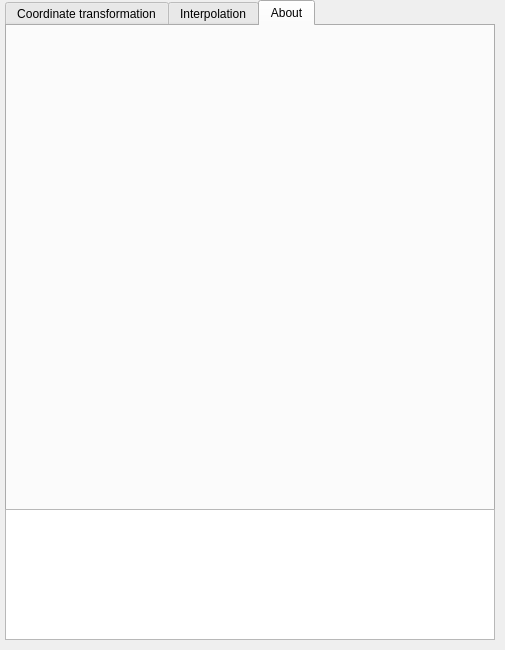
First picture: the form in curvilinear_coordinator_dialog_base.ui, repository zaarcvon/curvicoord, before the edit.
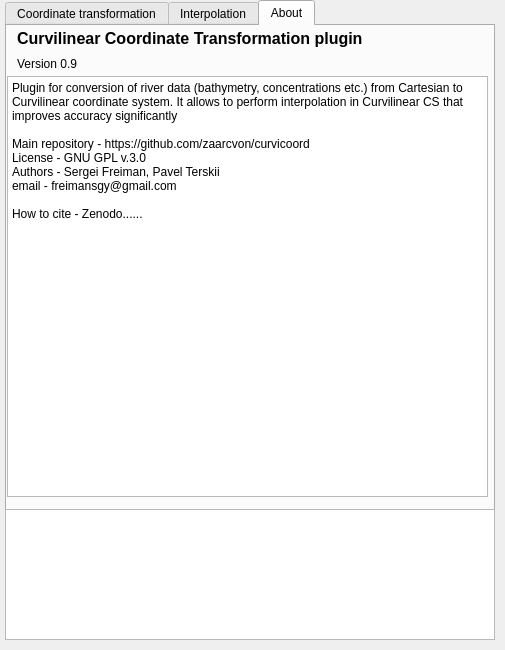
Second picture: the form after the edit. The open tabs and pages were chosen to show the change. Custom widgets are drawn as their Qt base class.

Commit message: Alpha version is ready to test

Diff of the .ui file:
```diff
--- a/curvilinear_coordinator_dialog_base.ui
+++ b/curvilinear_coordinator_dialog_base.ui
@@ -747,6 +747,66 @@
     <attribute name="title">
      <string>About</string>
     </attribute>
+    <widget class="QLabel" name="label">
+     <property name="geometry">
+      <rect>
+       <x>10</x>
+       <y>0</y>
+       <width>391</width>
+       <height>25</height>
+      </rect>
+     </property>
+     <property name="font">
+      <font>
+       <pointsize>12</pointsize>
+       <bold>true</bold>
+      </font>
+     </property>
+     <property name="text">
+      <string>Curvilinear Coordinate Transformation plugin</string>
+     </property>
+    </widget>
+    <widget class="QLabel" name="label_2">
+     <property name="geometry">
+      <rect>
+       <x>10</x>
+       <y>30</y>
+       <width>71</width>
+       <height>16</height>
+      </rect>
+     </property>
+     <property name="text">
+      <string>Version 0.9</string>
+     </property>
+    </widget>
+    <widget class="QTextBrowser" name="textBrowser">
+     <property name="geometry">
+      <rect>
+       <x>0</x>
+       <y>50</y>
+       <width>481</width>
+       <height>421</height>
+      </rect>
+     </property>
+     <property name="html">
+      <string>&lt;!DOCTYPE HTML PUBLIC &quot;-//W3C//DTD HTML 4.0//EN&quot; &quot;http://www.w3.org/TR/REC-html40/strict.dtd&quot;&gt;
+&lt;html&gt;&lt;head&gt;&lt;meta name=&quot;qrichtext&quot; content=&quot;1&quot; /&gt;&lt;meta charset=&quot;utf-8&quot; /&gt;&lt;style type=&quot;text/css&quot;&gt;
+p, li { white-space: pre-wrap; }
+hr { height: 1px; border-width: 0; }
+li.unchecked::marker { content: &quot;\2610&quot;; }
+li.checked::marker { content: &quot;\2612&quot;; }
+&lt;/style&gt;&lt;/head&gt;&lt;body style=&quot; font-family:'Segoe UI'; font-size:9pt; font-weight:400; font-style:normal;&quot;&gt;
+&lt;p style=&quot; margin-top:0px; margin-bottom:0px; margin-left:0px; margin-right:0px; -qt-block-indent:0; text-indent:0px;&quot;&gt;&lt;span style=&quot; font-family:'Verdana','sans-serif'; color:#000000; background-color:#ffffff;&quot;&gt;Plugin for conversion of river data (bathymetry, concentrations etc.) from Cartesian to Curvilinear coordinate system. It allows to perform interpolation in Curvilinear CS that improves accuracy significantly&lt;/span&gt;&lt;/p&gt;
+&lt;p style=&quot;-qt-paragraph-type:empty; margin-top:0px; margin-bottom:0px; margin-left:0px; margin-right:0px; -qt-block-indent:0; text-indent:0px; font-family:'Verdana','sans-serif'; color:#000000;&quot;&gt;&lt;br /&gt;&lt;/p&gt;
+&lt;p style=&quot; margin-top:0px; margin-bottom:0px; margin-left:0px; margin-right:0px; -qt-block-indent:0; text-indent:0px;&quot;&gt;&lt;span style=&quot; font-family:'Verdana','sans-serif'; color:#000000; background-color:#ffffff;&quot;&gt;Main repository - https://github.com/zaarcvon/curvicoord&lt;/span&gt;&lt;/p&gt;
+&lt;p style=&quot; margin-top:0px; margin-bottom:0px; margin-left:0px; margin-right:0px; -qt-block-indent:0; text-indent:0px;&quot;&gt;License - GNU GPL v.3.0&lt;/p&gt;
+&lt;p style=&quot; margin-top:0px; margin-bottom:0px; margin-left:0px; margin-right:0px; -qt-block-indent:0; text-indent:0px;&quot;&gt;Authors - Sergei Freiman, Pavel Terskii&lt;/p&gt;
+&lt;p style=&quot; margin-top:0px; margin-bottom:0px; margin-left:0px; margin-right:0px; -qt-block-indent:0; text-indent:0px;&quot;&gt;email - freimansgy@gmail.com&lt;/p&gt;
+&lt;p style=&quot;-qt-paragraph-type:empty; margin-top:0px; margin-bottom:0px; margin-left:0px; margin-right:0px; -qt-block-indent:0; text-indent:0px;&quot;&gt;&lt;br /&gt;&lt;/p&gt;
+&lt;p style=&quot; margin-top:0px; margin-bottom:0px; margin-left:0px; margin-right:0px; -qt-block-indent:0; text-indent:0px;&quot;&gt;How to cite - Zenodo......&lt;/p&gt;
+&lt;p style=&quot;-qt-paragraph-type:empty; margin-top:0px; margin-bottom:0px; margin-left:0px; margin-right:0px; -qt-block-indent:0; text-indent:0px;&quot;&gt;&lt;br /&gt;&lt;/p&gt;&lt;/body&gt;&lt;/html&gt;</string>
+     </property>
+    </widget>
    </widget>
   </widget>
   <widget class="QTextBrowser" name="log_textbrowser">
```
Left out of the diff: 6 changed lines with no effect on the pictures. The commit also changes 8 other files.
